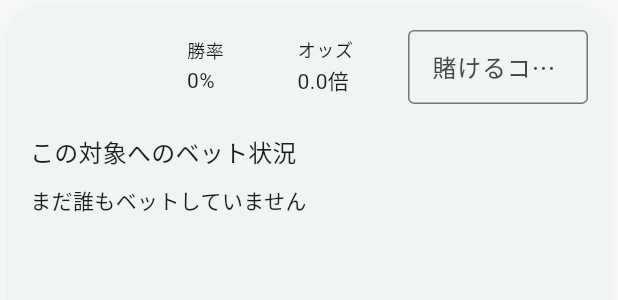
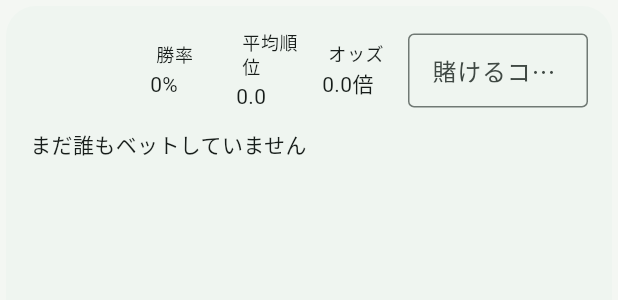
Before and after one commit to beatweapon/bethub, a Flutter app: the _BetTargetCard widget shown alone on an empty page, opened directly with empty values, on a phone screen of 412 x 824 dp. Shown: the top 300 px of the screen. Run offline on Flutter 3.47's test engine with Material 3 defaults, Android fonts, the phone set to English and light mode, and no system bars; missing offline and left inert: dart:html.

Commit message:
UI整理: ベット画面のランキング導線と指標表示を改善 (#18)

```diff
--- a/lib/src/screens/bet_page.dart
+++ b/lib/src/screens/bet_page.dart
@@ -1,3 +1,5 @@
+import 'dart:math' as math;
+
 import 'package:flutter/material.dart';
 import 'package:flutter/services.dart';
 
@@ -129,6 +131,23 @@ class _BetPageState extends State<BetPage> {
 
     final totalBetCoins = roomState.totalBetCoinsFor(currentUser.id);
     final remainingCoins = currentUser.coins - totalBetCoins;
+    final betTargets = session.betTargets;
+    final maxWinRate = betTargets.isEmpty
+        ? 0.0
+        : betTargets.map((target) => target.winRate).reduce(math.max);
+    final averageRanks = betTargets
+        .map((target) => target.averageRank)
+        .whereType<double>()
+        .toList();
+    final minAverageRank = averageRanks.isEmpty
+        ? null
+        : averageRanks.reduce(math.min);
+    final maxOdds = betTargets.isEmpty
+        ? 0.0
+        : betTargets.map((target) => target.odds).reduce(math.max);
+    final minOdds = betTargets.isEmpty
+        ? 0.0
+        : betTargets.map((target) => target.odds).reduce(math.min);
 
     return Scaffold(
       appBar: AppBar(
@@ -180,6 +199,14 @@ class _BetPageState extends State<BetPage> {
                       isSubmitting: roomState.isSubmittingBet,
                       isRacing: session.raceStatus.isRacing,
                       onSubmitted: () => _commitBet(target.id),
+                      isHighestWinRate:
+                          (target.winRate - maxWinRate).abs() < 0.0001,
+                      isHighestAverageRank:
+                          minAverageRank != null &&
+                          target.averageRank != null &&
+                          (target.averageRank! - minAverageRank).abs() < 0.0001,
+                      isHighestOdds: (target.odds - maxOdds).abs() < 0.0001,
+                      isLowestOdds: (target.odds - minOdds).abs() < 0.0001,
                       playerBetStatuses: _playerStatusesForTarget(
                         roomState: roomState,
                         members: session.members,
@@ -197,7 +224,7 @@ class _BetPageState extends State<BetPage> {
                   style: FilledButton.styleFrom(
                     padding: const EdgeInsets.symmetric(vertical: 16),
                   ),
-                  child: const Text('結果画面へ進む'),
+                  child: const Text('所持コインランキング'),
                 ),
               ),
             ],
@@ -225,7 +252,6 @@ class _BetPageState extends State<BetPage> {
       statuses.add(
         _PlayerTargetBetStatus(
           memberName: member.name,
-          coins: member.coins,
           amount: amount,
           isCurrentUser: member.isCurrentUser,
         ),
@@ -252,6 +278,10 @@ class _BetTargetCard extends StatefulWidget {
     required this.isSubmitting,
     required this.isRacing,
     required this.onSubmitted,
+    required this.isHighestWinRate,
+    required this.isHighestAverageRank,
+    required this.isHighestOdds,
+    required this.isLowestOdds,
     required this.playerBetStatuses,
   });
 
@@ -261,6 +291,10 @@ class _BetTargetCard extends StatefulWidget {
   final bool isSubmitting;
   final bool isRacing;
   final VoidCallback onSubmitted;
+  final bool isHighestWinRate;
+  final bool isHighestAverageRank;
+  final bool isHighestOdds;
+  final bool isLowestOdds;
   final List<_PlayerTargetBetStatus> playerBetStatuses;
 
   @override
@@ -290,6 +324,16 @@ class _BetTargetCardState extends State<_BetTargetCard> {
   Widget build(BuildContext context) {
     final target = widget.target;
     final winRatePercent = (target.winRate * 100).toStringAsFixed(0);
+    final averageRankText = target.averageRank == null
+        ? '-'
+        : target.averageRank!.toStringAsFixed(1);
+    final oddsValueColor = widget.isHighestOdds && widget.isLowestOdds
+        ? null
+        : widget.isHighestOdds
+        ? Theme.of(context).colorScheme.error
+        : widget.isLowestOdds
+        ? Theme.of(context).colorScheme.primary
+        : null;
 
     return Card(
       elevation: 0,
@@ -312,7 +356,20 @@ class _BetTargetCardState extends State<_BetTargetCard> {
                 const SizedBox(width: 12),
                 Expanded(
                   flex: 2,
-                  child: _MetricColumn(label: '勝率', value: '$winRatePercent%'),
+                  child: _MetricColumn(
+                    label: '勝率',
+                    value: '$winRatePercent%',
+                    showCrown: widget.isHighestWinRate,
+                  ),
+                ),
+                const SizedBox(width: 12),
+                Expanded(
+                  flex: 2,
+                  child: _MetricColumn(
+                    label: '平均順位',
+                    value: averageRankText,
+                    showCrown: widget.isHighestAverageRank,
+                  ),
                 ),
                 const SizedBox(width: 12),
                 Expanded(
@@ -320,6 +377,7 @@ class _BetTargetCardState extends State<_BetTargetCard> {
                   child: _MetricColumn(
                     label: 'オッズ',
                     value: '${target.odds.toStringAsFixed(1)}倍',
+                    valueColor: oddsValueColor,
                   ),
                 ),
                 const SizedBox(width: 12),
@@ -343,18 +401,20 @@ class _BetTargetCardState extends State<_BetTargetCard> {
                 ),
               ],
             ),
-            const SizedBox(height: 20),
-            Text('この対象へのベット状況', style: Theme.of(context).textTheme.titleMedium),
-            const SizedBox(height: 10),
+            const SizedBox(height: 12),
             if (widget.playerBetStatuses.isEmpty)
               Text(
                 'まだ誰もベットしていません',
                 style: Theme.of(context).textTheme.bodyMedium,
               ),
-            for (final status in widget.playerBetStatuses)
-              Padding(
-                padding: const EdgeInsets.only(bottom: 8),
-                child: _TargetPlayerBetRow(status: status),
+            if (widget.playerBetStatuses.isNotEmpty)
+              Wrap(
+                spacing: 8,
+                runSpacing: 8,
+                children: [
+                  for (final status in widget.playerBetStatuses)
+                    _TargetPlayerBetChip(status: status),
+                ],
               ),
           ],
         ),
@@ -363,47 +423,36 @@ class _BetTargetCardState extends State<_BetTargetCard> {
   }
 }
 
-class _TargetPlayerBetRow extends StatelessWidget {
-  const _TargetPlayerBetRow({required this.status});
+class _TargetPlayerBetChip extends StatelessWidget {
+  const _TargetPlayerBetChip({required this.status});
 
   final _PlayerTargetBetStatus status;
 
   @override
   Widget build(BuildContext context) {
     return Container(
-      padding: const EdgeInsets.symmetric(horizontal: 12, vertical: 10),
+      padding: const EdgeInsets.symmetric(horizontal: 10, vertical: 6),
       decoration: BoxDecoration(
         color: Theme.of(context).colorScheme.surfaceContainerHighest,
-        borderRadius: BorderRadius.circular(14),
+        borderRadius: BorderRadius.circular(999),
       ),
       child: Row(
+        mainAxisSize: MainAxisSize.min,
         children: [
-          Expanded(
-            child: Row(
-              children: [
-                Flexible(
-                  child: Text(
-                    status.memberName,
-                    style: Theme.of(context).textTheme.titleSmall,
-                    overflow: TextOverflow.ellipsis,
-                  ),
-                ),
-                if (status.isCurrentUser) ...[
-                  const SizedBox(width: 8),
-                  Text('あなた', style: Theme.of(context).textTheme.labelMedium),
-                ],
-              ],
-            ),
+          Text(
+            status.memberName,
+            style: Theme.of(context).textTheme.bodyMedium,
           ),
-          const SizedBox(width: 12),
-          Text(
-            '所持 ${status.coins}枚',
-            style: Theme.of(context).textTheme.bodySmall,
-          ),
-          const SizedBox(width: 12),
+          if (status.isCurrentUser) ...[
+            const SizedBox(width: 6),
+            Text('あなた', style: Theme.of(context).textTheme.labelSmall),
+          ],
+          const SizedBox(width: 8),
           Text(
             '${status.amount}枚',
-            style: Theme.of(context).textTheme.titleSmall,
+            style: Theme.of(
+              context,
+            ).textTheme.titleSmall?.copyWith(fontWeight: FontWeight.w600),
           ),
         ],
       ),
@@ -412,10 +461,17 @@ class _TargetPlayerBetRow extends StatelessWidget {
 }
 
 class _MetricColumn extends StatelessWidget {
-  const _MetricColumn({required this.label, required this.value});
+  const _MetricColumn({
+    required this.label,
+    required this.value,
+    this.showCrown = false,
+    this.valueColor,
+  });
 
   final String label;
   final String value;
+  final bool showCrown;
+  final Color? valueColor;
 
   @override
   Widget build(BuildContext context) {
@@ -423,9 +479,23 @@ class _MetricColumn extends StatelessWidget {
       crossAxisAlignment: CrossAxisAlignment.start,
       mainAxisSize: MainAxisSize.min,
       children: [
-        Text(label, style: Theme.of(context).textTheme.bodySmall),
+        Row(
+          mainAxisSize: MainAxisSize.min,
+          children: [
+            const SizedBox(width: 4),
+            Flexible(
+              child: Text(label, style: Theme.of(context).textTheme.bodySmall),
+            ),
+            if (showCrown) ...[const SizedBox(width: 2), const Text('👑')],
+          ],
+        ),
         const SizedBox(height: 2),
-        Text(value, style: Theme.of(context).textTheme.bodyMedium),
+        Text(
+          value,
+          style: Theme.of(
+            context,
+          ).textTheme.bodyMedium?.copyWith(color: valueColor),
+        ),
       ],
     );
   }
@@ -434,13 +504,11 @@ class _MetricColumn extends StatelessWidget {
 class _PlayerTargetBetStatus {
   const _PlayerTargetBetStatus({
     required this.memberName,
-    required this.coins,
     required this.amount,
     required this.isCurrentUser,
   });
 
   final String memberName;
-  final int coins;
   final int amount;
   final bool isCurrentUser;
 }
--- a/lib/src/screens/room_page.dart
+++ b/lib/src/screens/room_page.dart
@@ -25,7 +25,7 @@ class RoomPage extends StatelessWidget {
       });
 
     return Scaffold(
-      appBar: AppBar(title: const Text('結果画面')),
+      appBar: AppBar(title: const Text('所持コインランキング')),
       body: Padding(
         padding: const EdgeInsets.all(16),
         child: Column(
```
Also changed, not shown: lib/src/models/bet_target.dart (+10 -1 lines), 1 other file.
